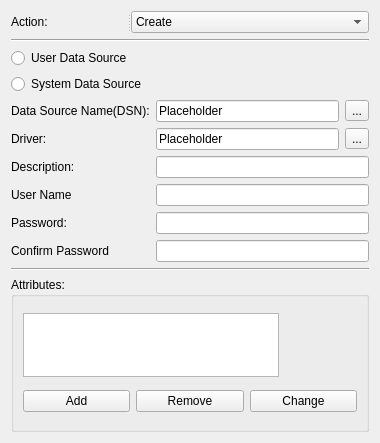
Old version of the form src/apps/mvvm-folders/datasource/datasourcewidget.ui in the repository august-alt/policy-preferences-editor-prototype.
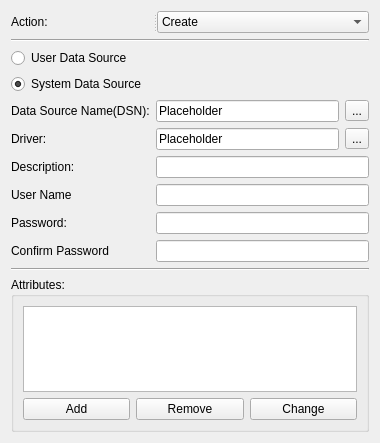
New version of the form.

```diff
--- a/src/apps/mvvm-folders/datasource/datasourcewidget.ui
+++ b/src/apps/mvvm-folders/datasource/datasourcewidget.ui
@@ -20,6 +20,24 @@
       <enum>Qt::Horizontal</enum>
      </property>
      <widget class="QLabel" name="actionLabel">
+      <property name="sizePolicy">
+       <sizepolicy hsizetype="Fixed" vsizetype="Fixed">
+        <horstretch>0</horstretch>
+        <verstretch>0</verstretch>
+       </sizepolicy>
+      </property>
+      <property name="minimumSize">
+       <size>
+        <width>142</width>
+        <height>0</height>
+       </size>
+      </property>
+      <property name="maximumSize">
+       <size>
+        <width>142</width>
+        <height>16777215</height>
+       </size>
+      </property>
       <property name="text">
        <string>Action:</string>
       </property>
@@ -28,6 +46,12 @@
       </property>
      </widget>
      <widget class="QComboBox" name="actionComboBox">
+      <property name="sizePolicy">
+       <sizepolicy hsizetype="Preferred" vsizetype="Preferred">
+        <horstretch>0</horstretch>
+        <verstretch>0</verstretch>
+       </sizepolicy>
+      </property>
       <property name="currentText">
        <string>Create</string>
       </property>
@@ -73,6 +97,9 @@
      <property name="text">
       <string>System Data Source</string>
      </property>
+     <property name="checked">
+      <bool>true</bool>
+     </property>
     </widget>
    </item>
    <item row="4" column="0">
@@ -262,7 +289,7 @@
          <bool>true</bool>
         </property>
         <property name="sizePolicy">
-         <sizepolicy hsizetype="Maximum" vsizetype="Expanding">
+         <sizepolicy hsizetype="Expanding" vsizetype="Expanding">
           <horstretch>0</horstretch>
           <verstretch>0</verstretch>
          </sizepolicy>
@@ -270,7 +297,7 @@
         <property name="maximumSize">
          <size>
           <width>16777215</width>
-          <height>64</height>
+          <height>16777215</height>
          </size>
         </property>
        </widget>
```
